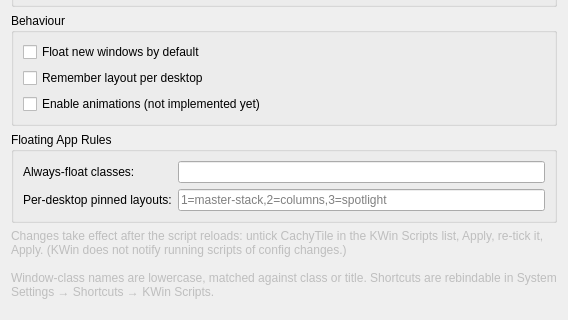
Before: the Qt Designer form contents/ui/config.ui in PSEUDOSTAGE/PlasmaFlow, drawn with Qt 5; both pictures show x 0 to 568 and y 294 to 614 of the 568 by 614 pixel window.
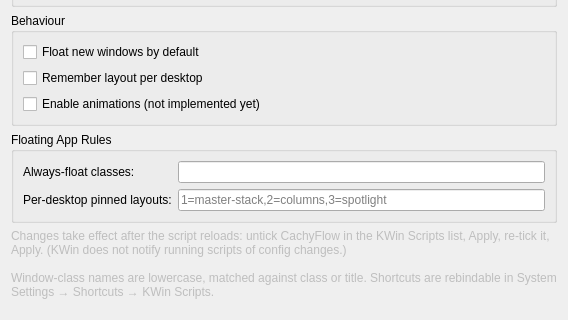
After: the same form once the commit is applied.

Commit message: Rebrand to CachyFlow; fix OSD; themed icon + colour ratio bar

What changed in the file:
```diff
--- a/contents/ui/config.ui
+++ b/contents/ui/config.ui
@@ -161,7 +161,7 @@
 
    <item>
     <widget class="QLabel" name="hint">
-     <property name="text"><string>Changes take effect after the script reloads: untick CachyTile in the KWin Scripts list, Apply, re-tick it, Apply. (KWin does not notify running scripts of config changes.)
+     <property name="text"><string>Changes take effect after the script reloads: untick CachyFlow in the KWin Scripts list, Apply, re-tick it, Apply. (KWin does not notify running scripts of config changes.)
 
 Window-class names are lowercase, matched against class or title. Shortcuts are rebindable in System Settings → Shortcuts → KWin Scripts.</string></property>
      <property name="wordWrap"><bool>true</bool></property>
```
Left out of the diff: 2 changed lines with no effect on the pictures. The commit also changes 9 other files.
